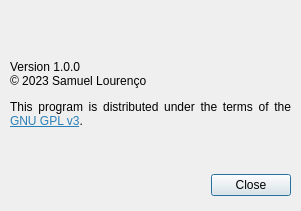
The window that src/aboutdialog.ui (bloguetronica/mcp2210-com) describes before a commit, drawn with Qt 5.
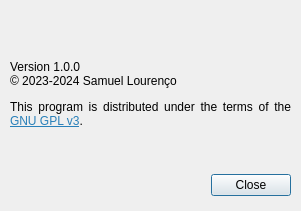
The same window after the commit. Icons and pictures are not drawn.

Diff of the .ui file:
```diff
--- a/src/aboutdialog.ui
+++ b/src/aboutdialog.ui
@@ -78,7 +78,7 @@
     </rect>
    </property>
    <property name="text">
-    <string>&lt;html&gt;&lt;head/&gt;&lt;body&gt;&lt;p&gt;Version 1.0.0&lt;br/&gt;© 2023 Samuel Lourenço&lt;/p&gt;&lt;p&gt;This program is distributed under the terms of the &lt;a href=&quot;https://www.gnu.org/licenses/gpl-3.0-standalone.html&quot;&gt;&lt;span style=&quot; text-decoration: underline; color:#2980b9;&quot;&gt;GNU GPL v3&lt;/span&gt;&lt;/a&gt;.&lt;/p&gt;&lt;/body&gt;&lt;/html&gt;</string>
+    <string>&lt;html&gt;&lt;head/&gt;&lt;body&gt;&lt;p&gt;Version 1.0.0&lt;br/&gt;© 2023-2024 Samuel Lourenço&lt;/p&gt;&lt;p&gt;This program is distributed under the terms of the &lt;a href=&quot;https://www.gnu.org/licenses/gpl-3.0-standalone.html&quot;&gt;&lt;span style=&quot; text-decoration: underline; color:#2980b9;&quot;&gt;GNU GPL v3&lt;/span&gt;&lt;/a&gt;.&lt;/p&gt;&lt;/body&gt;&lt;/html&gt;</string>
    </property>
    <property name="alignment">
     <set>Qt::AlignJustify|Qt::AlignTop</set>
```
